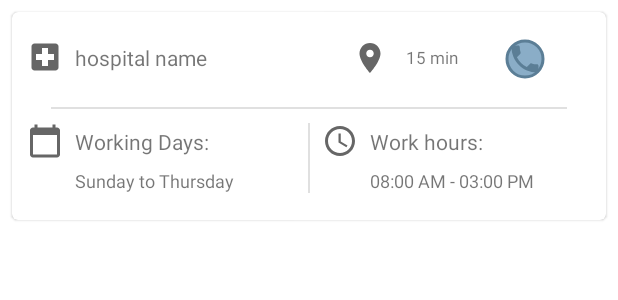
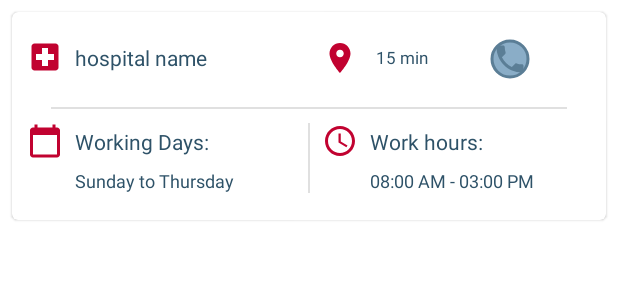
Before and after one commit to IronManYG/Qodem-v1, an Android app: the layout item_blood_bank.xml on its own in the app's theme, with its tools: preview values and no code run, on a phone screen of 412 x 824 dp. Shown: the top 300 px of the screen. Run offline under Robolectric (Android 15) with nearby library versions, the phone set to English and light mode, and no system bars; network calls fail.

Commit message:
Start theming ui

```diff
--- a/app/src/main/java/com/example/qodem/ui/authentication/AuthenticationActivity.kt
+++ b/app/src/main/java/com/example/qodem/ui/authentication/AuthenticationActivity.kt
@@ -75,10 +75,10 @@ class AuthenticationActivity : AppCompatActivity() {
                                         finish()
 
                                         Log.e(TAG, "user not founded")
+                                        binding.authButton.visibility = View.VISIBLE
                                     }
                                 }
                                 binding.progressBar3.visibility = View.GONE
-                                binding.authButton.visibility = View.VISIBLE
                             })
                             // getting user donations for fire store if there is user info
                             if (viewModel.userInfoFoundState.value == true) {
--- a/app/src/main/res/layout/activity_authentication.xml
+++ b/app/src/main/res/layout/activity_authentication.xml
@@ -9,6 +9,7 @@
         android:id="@+id/authenticationLayout"
         android:layout_width="match_parent"
         android:layout_height="match_parent"
+        android:background="@color/primaryColorBackground"
         app:layout_constraintBottom_toBottomOf="parent"
         app:layout_constraintEnd_toEndOf="parent"
         app:layout_constraintStart_toStartOf="parent"
--- a/app/src/main/res/layout/activity_main.xml
+++ b/app/src/main/res/layout/activity_main.xml
@@ -17,6 +17,7 @@
             android:layout_width="match_parent"
             android:layout_height="wrap_content"
             android:layout_marginStart="1dp"
+            android:background="@color/primaryColorBackground"
             app:layout_constraintBottom_toBottomOf="parent"
             app:layout_constraintEnd_toEndOf="parent"
             app:layout_constraintStart_toStartOf="parent"
--- a/app/src/main/res/layout/item_blood_bank.xml
+++ b/app/src/main/res/layout/item_blood_bank.xml
@@ -27,7 +27,8 @@
             android:contentDescription="TODO"
             app:layout_constraintStart_toStartOf="parent"
             app:layout_constraintTop_toTopOf="parent"
-            app:srcCompat="@drawable/ic_local_hospital" />
+            app:srcCompat="@drawable/ic_local_hospital"
+            app:tint="@color/primaryColor" />
 
         <TextView
             android:id="@+id/text_blood_bank"
@@ -35,6 +36,7 @@
             android:layout_height="wrap_content"
             android:layout_marginStart="8dp"
             android:text="hospital name"
+            android:textColor="@color/secondaryDarkColor"
             app:layout_constraintBottom_toBottomOf="@+id/image_blood_bank"
             app:layout_constraintEnd_toStartOf="@+id/image_work_hours"
             app:layout_constraintStart_toEndOf="@+id/image_blood_bank"
@@ -44,20 +46,22 @@
             android:id="@+id/image_blood_bank_place"
             android:layout_width="48dp"
             android:layout_height="48dp"
-            android:layout_marginStart="8dp"
             android:clickable="true"
             android:contentDescription="TODO"
             android:padding="12dp"
             app:layout_constraintBottom_toBottomOf="@+id/image_blood_bank"
+            app:layout_constraintEnd_toEndOf="@+id/image_work_hours"
             app:layout_constraintStart_toStartOf="@+id/image_work_hours"
             app:layout_constraintTop_toTopOf="@+id/image_blood_bank"
-            app:srcCompat="@drawable/ic_place" />
+            app:srcCompat="@drawable/ic_place"
+            app:tint="@color/primaryColor" />
 
         <TextView
             android:id="@+id/text_time_to_place"
             android:layout_width="wrap_content"
             android:layout_height="wrap_content"
             android:text="15 min"
+            android:textColor="@color/secondaryDarkColor"
             android:textSize="11sp"
             app:layout_constraintBottom_toBottomOf="@+id/image_blood_bank_place"
             app:layout_constraintStart_toEndOf="@+id/image_blood_bank_place"
@@ -71,7 +75,8 @@
             android:contentDescription="TODO"
             app:layout_constraintStart_toStartOf="@+id/image_blood_bank"
             app:layout_constraintTop_toBottomOf="@+id/image_blood_bank"
-            app:srcCompat="@drawable/ic_menu_calendar" />
+            app:srcCompat="@drawable/ic_menu_calendar"
+            app:tint="@color/primaryColor" />
 
         <TextView
             android:id="@+id/text_working_days_label"
@@ -79,6 +84,7 @@
             android:layout_height="wrap_content"
             android:layout_marginStart="8dp"
             android:text="@string/blood_bank_working_days"
+            android:textColor="@color/secondaryDarkColor"
             app:layout_constraintBottom_toBottomOf="@+id/image_working_days"
             app:layout_constraintStart_toEndOf="@+id/image_working_days"
             app:layout_constraintTop_toTopOf="@+id/image_working_days" />
@@ -91,6 +97,7 @@
             android:layout_marginEnd="8dp"
             android:layout_marginBottom="8dp"
             android:text="Sunday to Thursday"
+            android:textColor="@color/secondaryDarkColor"
             android:textSize="12sp"
             app:layout_constraintBottom_toBottomOf="parent"
             app:layout_constraintEnd_toStartOf="@+id/divider2"
@@ -106,13 +113,15 @@
             app:layout_constraintBottom_toBottomOf="@+id/image_working_days"
             app:layout_constraintStart_toEndOf="@+id/divider2"
             app:layout_constraintTop_toTopOf="@+id/image_working_days"
-            app:srcCompat="@drawable/ic_time" />
+            app:srcCompat="@drawable/ic_time"
+            app:tint="@color/primaryColor" />
 
         <TextView
             android:id="@+id/text_work_hours_label"
             android:layout_width="wrap_content"
             android:layout_height="wrap_content"
             android:text="@string/blood_bank_work_hours"
+            android:textColor="@color/secondaryDarkColor"
             app:layout_constraintBottom_toBottomOf="@+id/image_work_hours"
             app:layout_constraintStart_toStartOf="@+id/text_work_hours_field"
             app:layout_constraintTop_toTopOf="@+id/image_work_hours" />
@@ -123,6 +132,7 @@
             android:layout_height="wrap_content"
             android:layout_marginStart="8dp"
             android:text="08:00 AM - 03:00 PM"
+            android:textColor="@color/secondaryDarkColor"
             android:textSize="12sp"
             app:layout_constraintBottom_toBottomOf="@+id/text_working_days_field"
             app:layout_constraintEnd_toEndOf="parent"
@@ -135,6 +145,7 @@
             android:layout_height="wrap_content"
             android:layout_marginStart="8dp"
             android:text="5 days ago"
+            android:textColor="@color/secondaryDarkColor"
             android:textSize="11sp"
             android:visibility="gone"
             app:layout_constraintBottom_toBottomOf="@+id/text_time_to_place"
--- a/app/src/main/res/values/colors.xml
+++ b/app/src/main/res/values/colors.xml
@@ -1,8 +1,10 @@
 <?xml version="1.0" encoding="utf-8"?>
 <resources>
+    <color name="primaryColorBackground">#ffebee</color>
     <color name="primaryLightColor">#fa4e59</color>
     <color name="primaryColor">#c10230</color>
     <color name="primaryDarkColor">#89000a</color>
+    <color name="secondaryColorBackground">#eceff1</color>
     <color name="secondaryLightColor">#8aadc7</color>
     <color name="secondaryColor">#5b7e96</color>
     <color name="secondaryDarkColor">#2e5268</color>
```
Also changed, not shown: app/src/main/res/layout/fragment_home.xml (+13 -1 lines).
